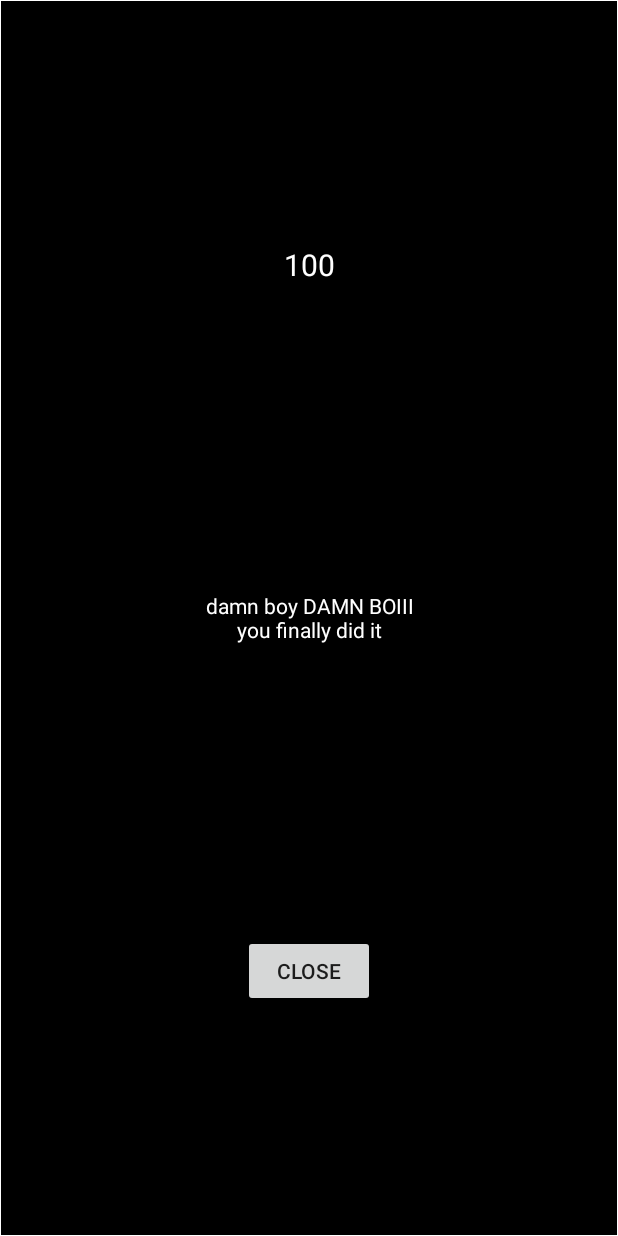
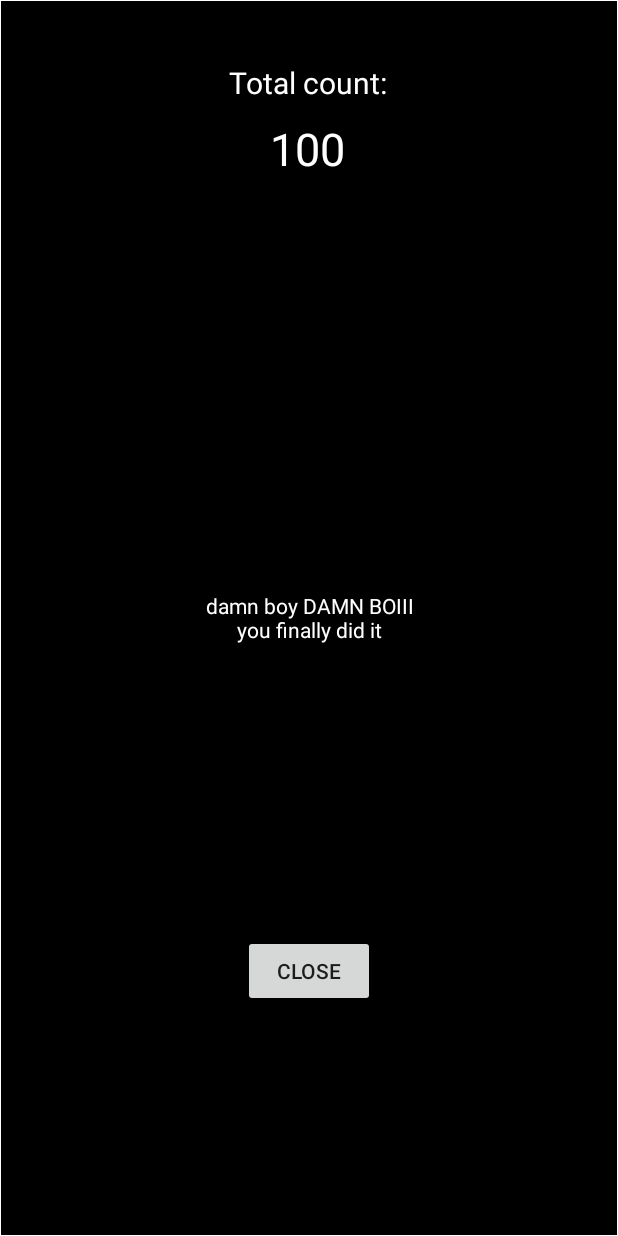
Before and after one commit to bctecnica/Counting-app, an Android app: the layout activity_pop.xml on its own in the app's theme, with its tools: preview values and no code run, on a phone screen of 412 x 824 dp. Run offline under Robolectric (Android 15) with nearby library versions, the phone set to English and light mode, and no system bars.

Commit message:
Fixed various popup box bugs

```diff
--- a/app/src/main/res/layout/activity_pop.xml
+++ b/app/src/main/res/layout/activity_pop.xml
@@ -33,11 +33,28 @@
         android:id="@+id/totalCounter"
         android:layout_width="wrap_content"
         android:layout_height="wrap_content"
+        android:editable="false"
         android:text="100"
         android:textColor="#FFFFFF"
-        android:textSize="20sp"
+        android:textSize="30sp"
         app:layout_constraintBottom_toTopOf="@+id/textView"
         app:layout_constraintEnd_toEndOf="parent"
+        app:layout_constraintHorizontal_bias="0.498"
         app:layout_constraintStart_toStartOf="parent"
-        app:layout_constraintTop_toTopOf="parent" />
+        app:layout_constraintTop_toTopOf="parent"
+        app:layout_constraintVertical_bias="0.236" />
+
+    <TextView
+        android:id="@+id/totalCount"
+        android:layout_width="wrap_content"
+        android:layout_height="wrap_content"
+        android:text="Total count:"
+        android:textColor="#FFFFFF"
+        android:textSize="20sp"
+        app:layout_constraintBottom_toTopOf="@+id/totalCounter"
+        app:layout_constraintEnd_toEndOf="parent"
+        app:layout_constraintHorizontal_bias="0.498"
+        app:layout_constraintStart_toStartOf="parent"
+        app:layout_constraintTop_toTopOf="parent"
+        app:layout_constraintVertical_bias="1.0" />
 </androidx.constraintlayout.widget.ConstraintLayout>
```
Also changed, not shown: app/src/main/java/com/example/countingapp/MainActivity.java (+21 -2 lines), app/src/main/java/com/example/countingapp/PopActivity.java (+12 -2 lines).
